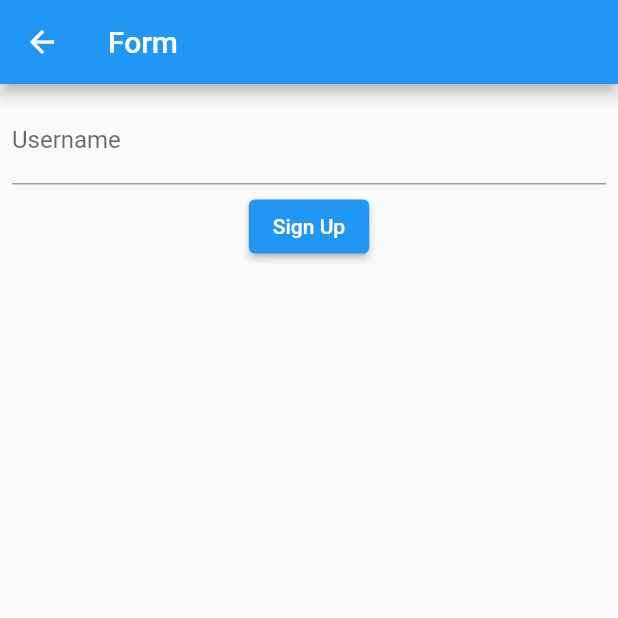
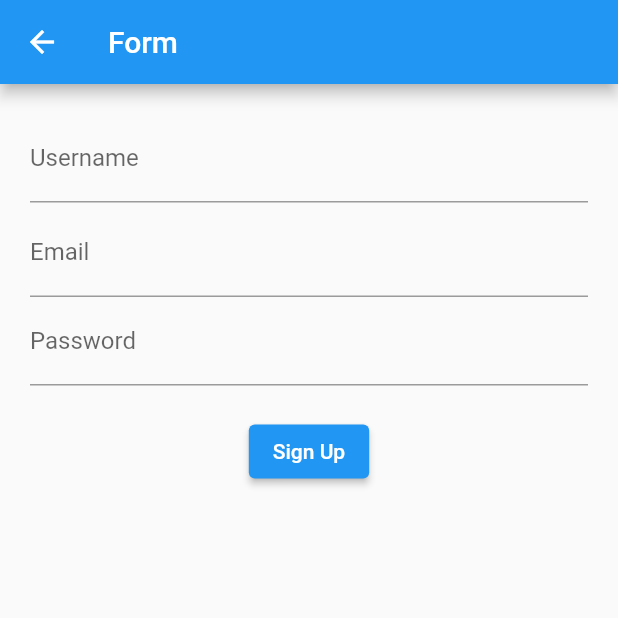
Before and after one commit to deniell/mobx_counter_app, a Flutter app: the FormPage screen opened directly, on a phone screen of 412 x 824 dp, the top half of it. Run offline on Flutter 3.47's test engine with Material 2 defaults, Android fonts, the light colour scheme and no system bars; our stand-ins replace flutter_mobx, mobx; missing offline and left inert: validators2; generated files the repository leaves out were written again.

Commit message:
- added all required TextFields on FormPage, validation works well.

```diff
--- a/lib/pages/form_page.dart
+++ b/lib/pages/form_page.dart
@@ -32,7 +32,7 @@ class _FormPageState extends State<FormPage> {
       ),
       body: Form(
         child: Padding(
-          padding: const EdgeInsets.all(8),
+          padding: const EdgeInsets.all(20),
           child: Column(
             children: [
               Observer(
@@ -52,6 +52,27 @@ class _FormPageState extends State<FormPage> {
                   child: const LinearProgressIndicator()
                 ),
               ),
+              Observer(
+                builder: (_) => TextField(
+                  onChanged: (value) => store.email = value,
+                  decoration: InputDecoration(
+                    labelText: 'Email',
+                    hintText: 'Enter your email address',
+                    errorText: store.error.email,
+                  ),
+                )
+              ),
+              Observer(
+                builder: (_) => TextField(
+                  onChanged: (value) => store.password = value,
+                  decoration: InputDecoration(
+                    labelText: 'Password',
+                    hintText: 'Set a password',
+                    errorText: store.error.password,
+                  ),
+                ),
+              ),
+              const SizedBox(height: 20),
               ElevatedButton(
                 onPressed: store.validateAll,
                 child: const Text('Sign Up'),
```
